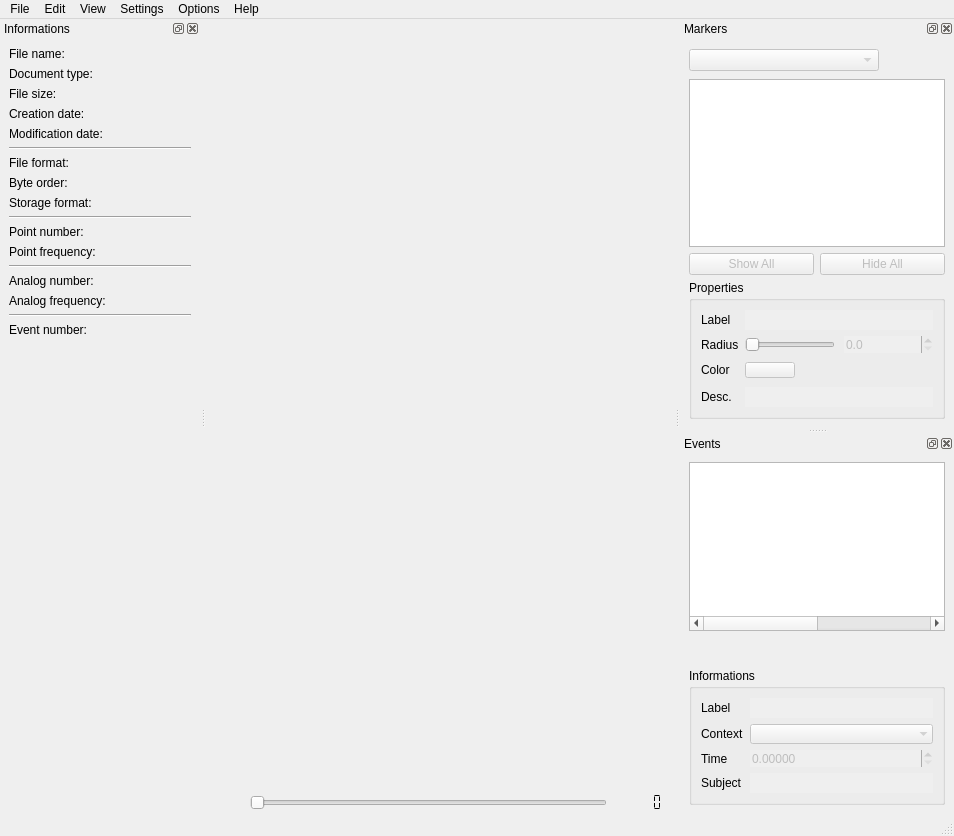
Old version of the form Tools/Mokka/MainWindow.ui in the repository Biomechanical-ToolKit/BTKCore.
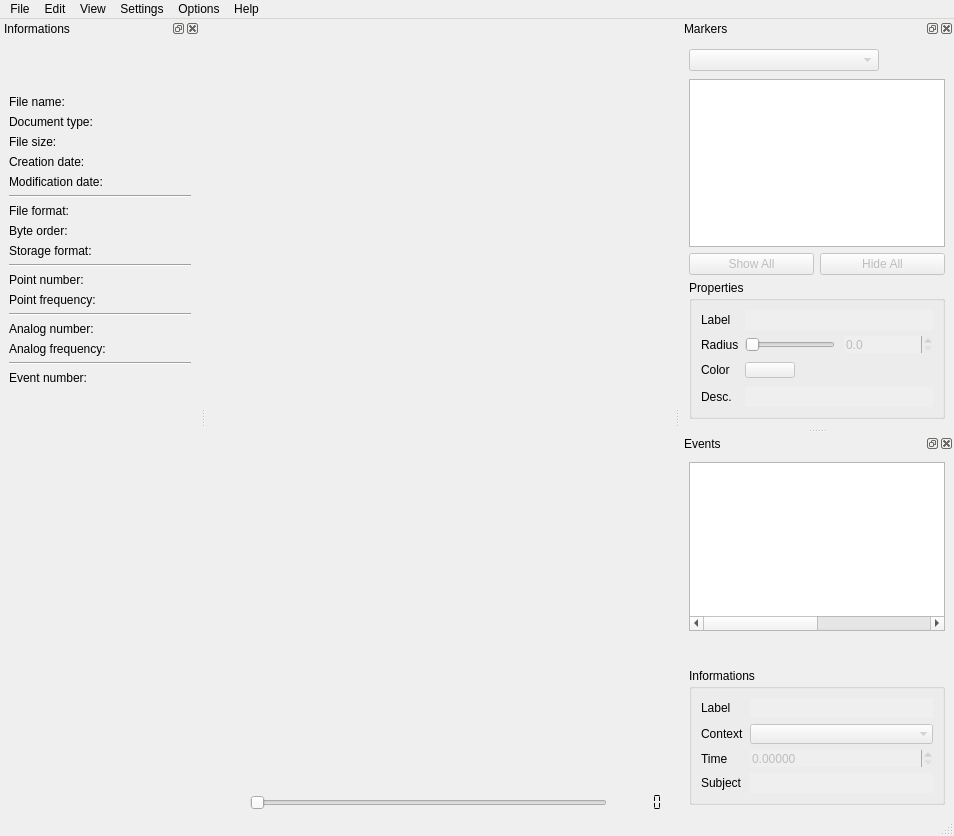
New version of the form. Icons and pictures are not drawn. Custom widgets are drawn as their Qt base class.

```diff
--- a/Tools/Mokka/MainWindow.ui
+++ b/Tools/Mokka/MainWindow.ui
@@ -1240,13 +1240,13 @@
    <property name="minimumSize">
     <size>
      <width>200</width>
-     <height>0</height>
+     <height>424</height>
     </size>
    </property>
    <property name="maximumSize">
     <size>
      <width>500</width>
-     <height>16777215</height>
+     <height>424</height>
     </size>
    </property>
    <property name="floating">
```
Left out of the diff: 8 changed lines with no effect on the pictures.
